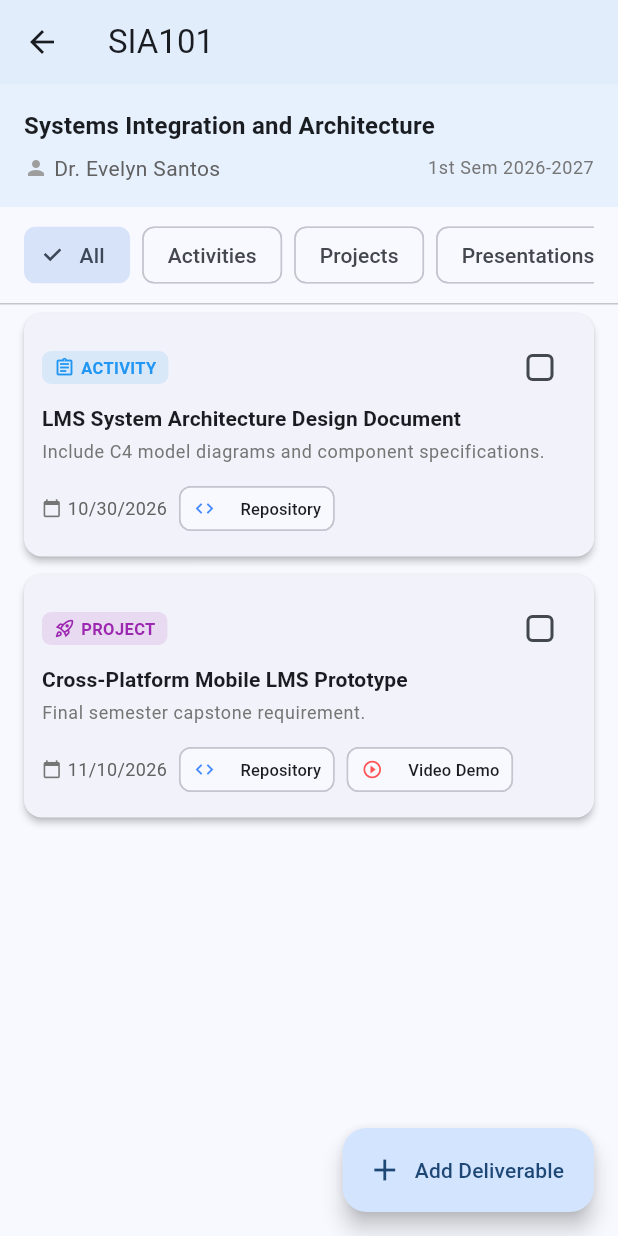
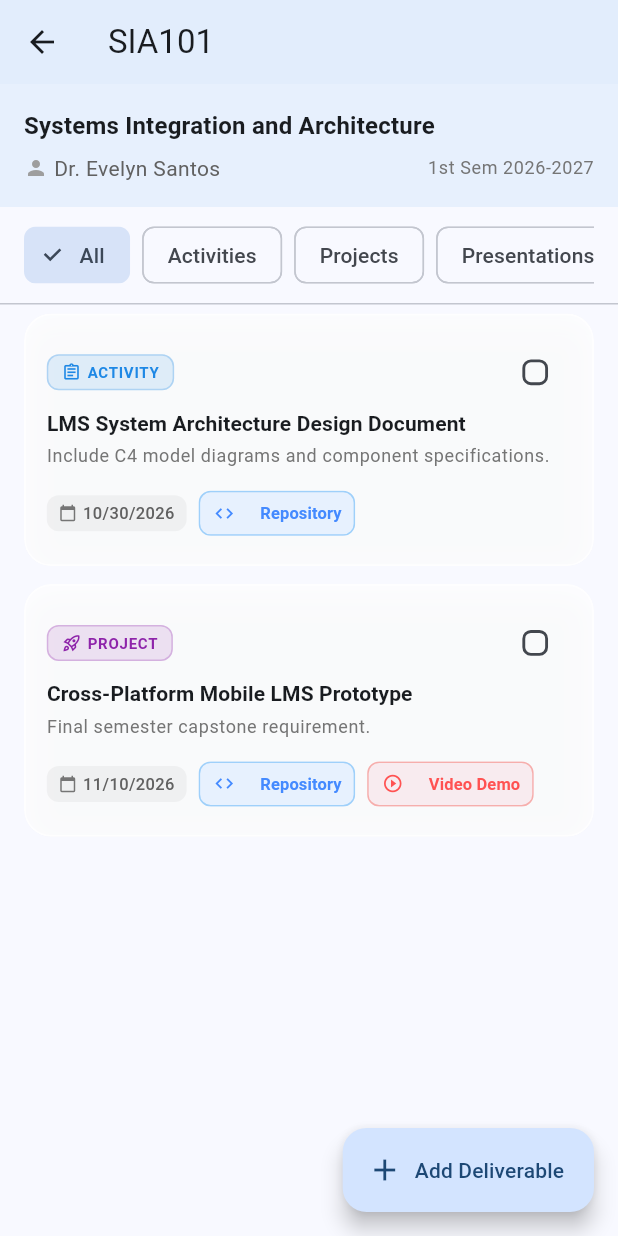
Before and after one commit to benhrnndz/app-storage, a Flutter app: the CourseDetailsScreen screen opened directly with sample values from the repository, on a phone screen of 412 x 824 dp. Run offline on Flutter 3.47's test engine with Material 3 defaults, Android fonts, the light colour scheme and no system bars.

Commit message:
feat(ui): update deliverable tile with frosted glass and rounded chips

```diff
--- a/lib/features/courses/widgets/deliverable_tile.dart
+++ b/lib/features/courses/widgets/deliverable_tile.dart
@@ -1,8 +1,9 @@
 // lib/features/courses/widgets/deliverable_tile.dart
 import 'package:flutter/material.dart';
+import '../../../core/widgets/glass_card.dart';
 import '../../../models/deliverable.dart';
 
-/// A card displaying a single deliverable (Activity, Project, or Presentation).
+/// An iOS glassmorphic card displaying a single deliverable (Activity, Project, or Presentation).
 class DeliverableTile extends StatelessWidget {
   final Deliverable deliverable;
   final ValueChanged<bool?> onStatusChanged;
@@ -20,11 +21,11 @@ class DeliverableTile extends StatelessWidget {
   Color _getTypeColor(DeliverableType type) {
     switch (type) {
       case DeliverableType.activity:
-        return Colors.blue;
+        return Colors.blue.shade600;
       case DeliverableType.project:
-        return Colors.purple;
+        return Colors.purple.shade600;
       case DeliverableType.presentation:
-        return Colors.orange;
+        return Colors.orange.shade700;
     }
   }
 
@@ -44,11 +45,11 @@ class DeliverableTile extends StatelessWidget {
     final theme = Theme.of(context);
     final typeColor = _getTypeColor(deliverable.type);
 
-    return Card(
+    return GlassContainer(
+      borderRadius: 18,
+      blur: 14,
       margin: const EdgeInsets.symmetric(horizontal: 16, vertical: 6),
-      shape: RoundedRectangleBorder(borderRadius: BorderRadius.circular(12)),
-      child: Padding(
-        padding: const EdgeInsets.all(12),
+      padding: const EdgeInsets.all(14),
       child: Column(
         crossAxisAlignment: CrossAxisAlignment.start,
         children: [
@@ -57,33 +58,38 @@ class DeliverableTile extends StatelessWidget {
             children: [
               // Type badge (Activity / Project / Presentation)
               Container(
-                  padding: const EdgeInsets.symmetric(horizontal: 8, vertical: 3),
+                padding: const EdgeInsets.symmetric(horizontal: 9, vertical: 4),
                 decoration: BoxDecoration(
                   color: typeColor.withOpacity(0.12),
-                    borderRadius: BorderRadius.circular(6),
+                  borderRadius: BorderRadius.circular(8),
+                  border: Border.all(color: typeColor.withOpacity(0.25), width: 1),
                 ),
                 child: Row(
                   mainAxisSize: MainAxisSize.min,
                   children: [
-                      Icon(_getTypeIcon(deliverable.type), size: 14, color: typeColor),
+                    Icon(_getTypeIcon(deliverable.type), size: 13, color: typeColor),
                     const SizedBox(width: 4),
                     Text(
                       deliverable.type.name.toUpperCase(),
                       style: TextStyle(
                         color: typeColor,
-                          fontSize: 11,
+                        fontSize: 10,
                         fontWeight: FontWeight.bold,
+                        letterSpacing: 0.5,
                       ),
                     ),
                   ],
                 ),
               ),
               const Spacer(),
-                // Checkbox to mark complete/incomplete
-                Checkbox(
+              // iOS-styled Checkbox to mark complete/incomplete
+              Transform.scale(
+                scale: 0.95,
+                child: Checkbox(
                   value: deliverable.isCompleted,
                   onChanged: onStatusChanged,
-                  shape: RoundedRectangleBorder(borderRadius: BorderRadius.circular(4)),
+                  shape: RoundedRectangleBorder(borderRadius: BorderRadius.circular(6)),
+                ),
               ),
             ],
           ),
@@ -112,27 +118,37 @@ class DeliverableTile extends StatelessWidget {
           // Bottom action row: Due Date + Repo & Video buttons
           Wrap(
             spacing: 8,
-              runSpacing: 4,
+            runSpacing: 6,
             crossAxisAlignment: WrapCrossAlignment.center,
             children: [
               if (deliverable.dueDate != null)
-                  Row(
+                Container(
+                  padding: const EdgeInsets.symmetric(horizontal: 8, vertical: 4),
+                  decoration: BoxDecoration(
+                    color: Colors.black.withOpacity(0.04),
+                    borderRadius: BorderRadius.circular(8),
+                  ),
+                  child: Row(
                     mainAxisSize: MainAxisSize.min,
                     children: [
-                      Icon(Icons.calendar_today, size: 13, color: Colors.grey.shade600),
+                      Icon(Icons.calendar_today, size: 12, color: Colors.grey.shade600),
                       const SizedBox(width: 4),
                       Text(
                         '${deliverable.dueDate!.month}/${deliverable.dueDate!.day}/${deliverable.dueDate!.year}',
-                        style: TextStyle(fontSize: 12, color: Colors.grey.shade700),
+                        style: TextStyle(fontSize: 11, color: Colors.grey.shade700, fontWeight: FontWeight.w500),
                       ),
                     ],
+                  ),
                 ),
 
               // GitHub Repository Link Button
               if (deliverable.repoUrl != null && deliverable.repoUrl!.isNotEmpty)
                 ActionChip(
+                  elevation: 0,
+                  side: BorderSide(color: Colors.blue.withOpacity(0.2)),
+                  backgroundColor: Colors.blue.withOpacity(0.08),
                   avatar: const Icon(Icons.code, size: 14, color: Colors.blueAccent),
-                    label: const Text('Repository', style: TextStyle(fontSize: 11)),
+                  label: const Text('Repository', style: TextStyle(fontSize: 11, color: Colors.blueAccent, fontWeight: FontWeight.w600)),
                   padding: EdgeInsets.zero,
                   visualDensity: VisualDensity.compact,
                   onPressed: onOpenRepo,
@@ -141,8 +157,11 @@ class DeliverableTile extends StatelessWidget {
               // Video Demo Link Button
               if (deliverable.videoDemoUrl != null && deliverable.videoDemoUrl!.isNotEmpty)
                 ActionChip(
+                  elevation: 0,
+                  side: BorderSide(color: Colors.red.withOpacity(0.2)),
+                  backgroundColor: Colors.red.withOpacity(0.08),
                   avatar: const Icon(Icons.play_circle_outline, size: 14, color: Colors.redAccent),
-                    label: const Text('Video Demo', style: TextStyle(fontSize: 11)),
+                  label: const Text('Video Demo', style: TextStyle(fontSize: 11, color: Colors.redAccent, fontWeight: FontWeight.w600)),
                   padding: EdgeInsets.zero,
                   visualDensity: VisualDensity.compact,
                   onPressed: onOpenVideo,
@@ -151,7 +170,6 @@ class DeliverableTile extends StatelessWidget {
           ),
         ],
       ),
-      ),
     );
   }
 }
```
Lines whose indentation alone changed are shown as unchanged.
